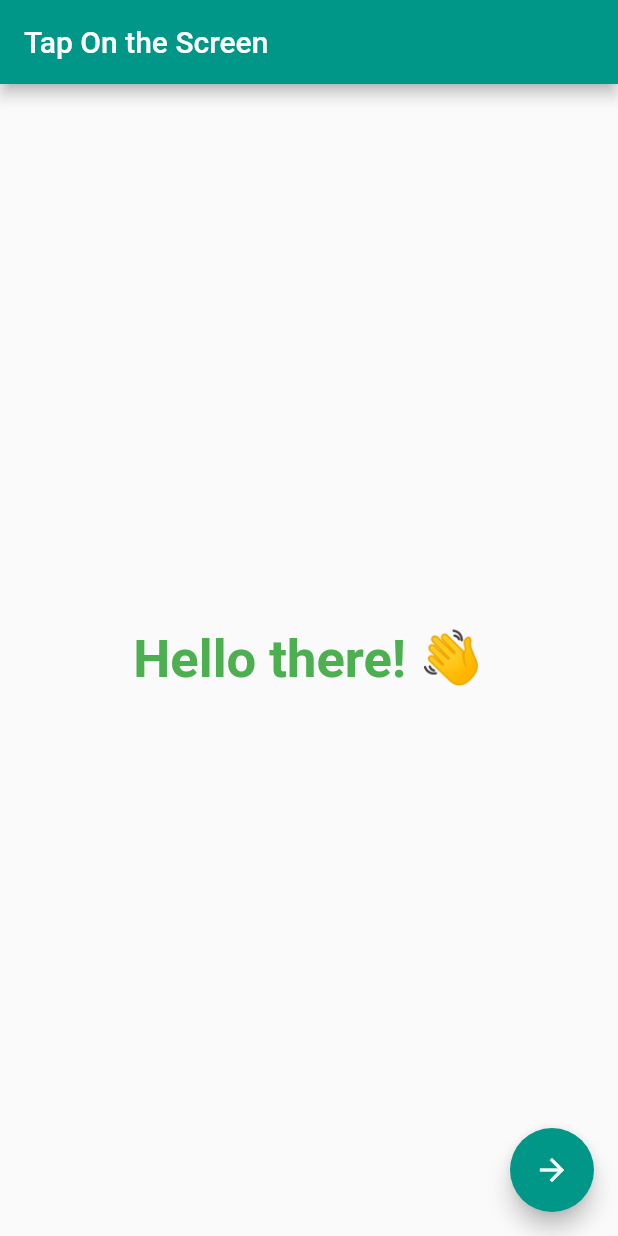
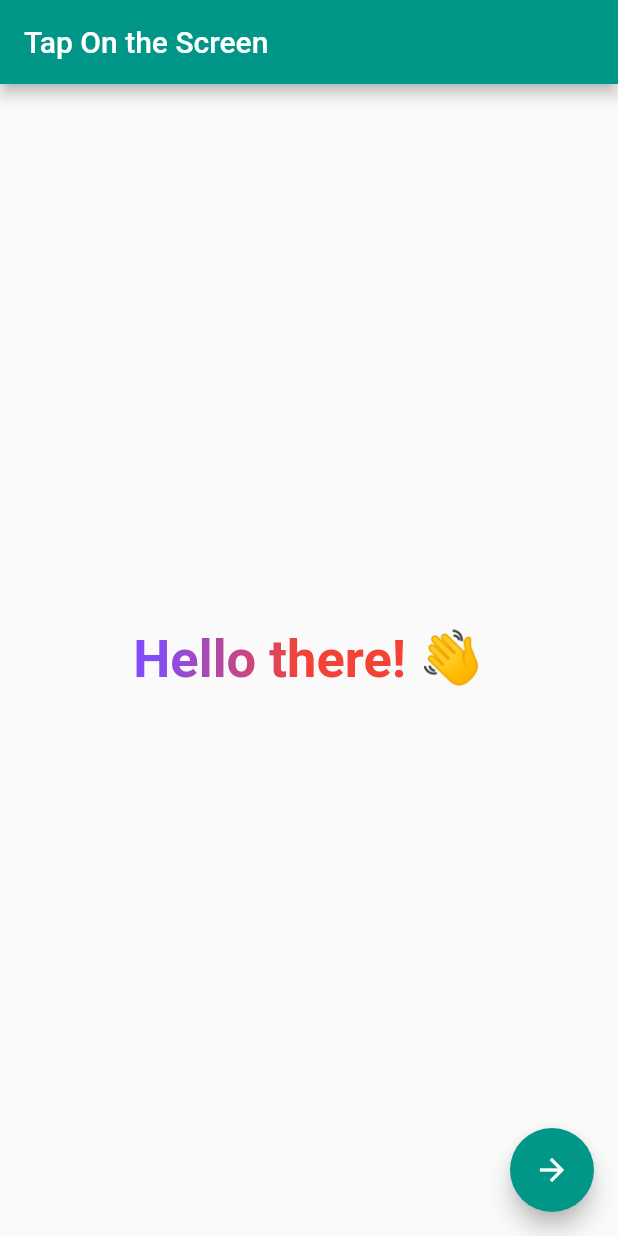
Before and after one commit to Ugocode/Solid-Test-Task, a Flutter app: the screen it shows after launch, on a phone screen of 412 x 824 dp. Run offline on Flutter 3.47's test engine with Material 2 defaults, Android fonts, the phone set to English and light mode, and no system bars; drawn by our look-alikes of flutter_animate.

Commit message:
added gradient to text

```diff
--- a/lib/Screens/my_home_page.dart
+++ b/lib/Screens/my_home_page.dart
@@ -50,16 +50,25 @@ class _MyHomePageState extends State<MyHomePage> {
           title: const Text("Tap On the Screen"),
         ),
         body: Center(
-          child: Expanded(
           child: Row(
             mainAxisAlignment: MainAxisAlignment.center,
             children: [
-                const Text(
+              Text(
                 'Hello there! ',
                 style: TextStyle(
-                    fontSize: 35,
+                  fontSize: textSize,
                   fontWeight: FontWeight.w700,
-                    color: Colors.green,
+                  // color: Colors.green,
+                  foreground: Paint()
+                    ..shader = const LinearGradient(
+                      colors: <Color>[
+                        Colors.pinkAccent,
+                        Colors.deepPurpleAccent,
+                        Colors.red
+                      ],
+                    ).createShader(
+                      const Rect.fromLTWH(0.0, 0.0, colorWdith, colorHeight),
+                    ),
                 ),
               )
 
@@ -82,7 +91,6 @@ class _MyHomePageState extends State<MyHomePage> {
             ],
           ),
         ),
-        ),
 
         ///navigate to next screen
         floatingActionButton: FloatingActionButton(
```
Lines whose indentation alone changed are shown as unchanged.
